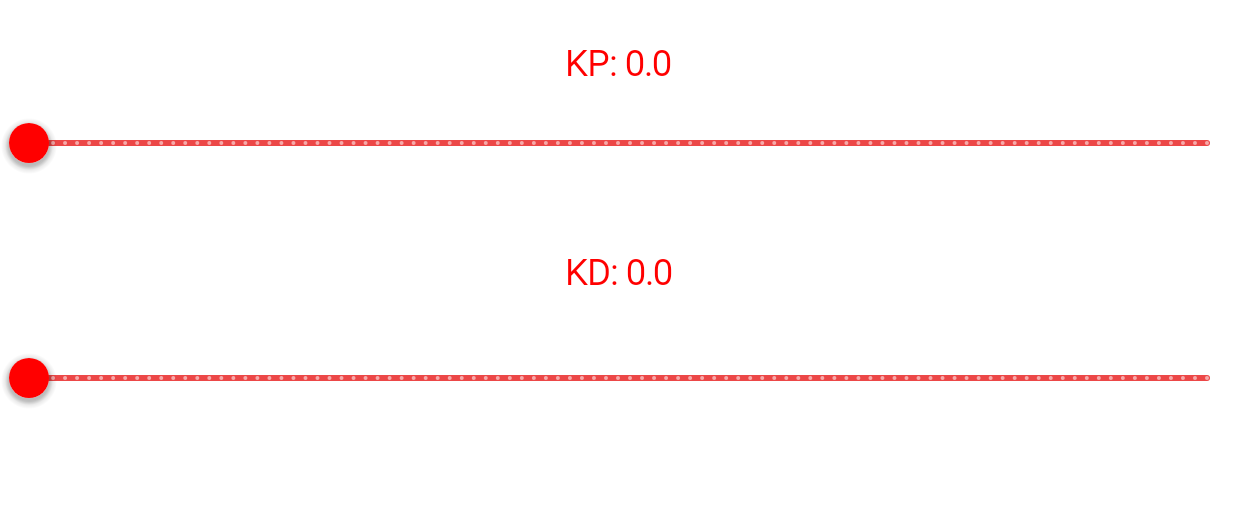
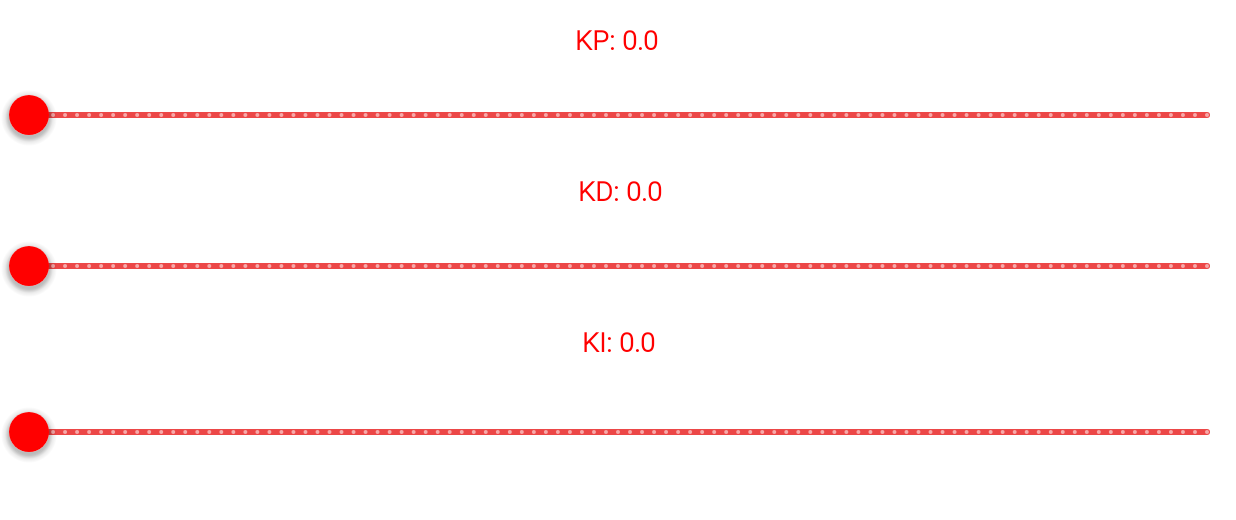
Before and after one commit to AtiqurRahmanAni/PID-Tuner, an Android app: the screen it shows after launch (MainActivity), on a phone screen of 824 x 412 dp (held sideways), the part 68-588 px from its top. Run offline under Robolectric (Android 15) with nearby library versions, the phone set to English and light mode, and no system bars; our stand-ins replace sdp/ssp sizes; libraries missing offline, so code that uses them is left out: androidx.constraintlayout.solver.

Commit message:
KI slider added

```diff
--- a/app/src/main/java/com/atiqur/pidtuner/MainActivity.java
+++ b/app/src/main/java/com/atiqur/pidtuner/MainActivity.java
@@ -25,9 +25,11 @@ import com.atiqur.pidtuner.utils.ToolbarHelper;
 
 public class MainActivity extends AppCompatActivity {
 
+
     ActivityMainBinding binding;
     private boolean allowKP = false;
     private boolean allowKD = false;
+    private boolean allowKI = false;
     private boolean menuCreated = false;
     private BluetoothAdapter mBluetoothAdapter = null;
     public Bluetooth mBluetooth = null;
@@ -50,6 +52,9 @@ public class MainActivity extends AppCompatActivity {
 
     public void onResume() {
         super.onResume();
+        binding.kpTextView.setText(String.format("KP: %.4s", binding.sliderKP.getValue()));
+        binding.kdTextView.setText(String.format("KD: %.4s", binding.sliderKD.getValue()));
+        binding.kiTextView.setText(String.format("KI: %.4s",binding.sliderKi.getValue()));
         checkBluetooth();
         if (mBluetooth == null) {
             mBluetooth = new Bluetooth(mHandler);
@@ -87,6 +92,10 @@ public class MainActivity extends AppCompatActivity {
                     float KDValue = binding.sliderKD.getValue();
                     mBluetooth.write(HelperUtils.toBytesFloat('D', KDValue, 4));
                 }
+                if (allowKI) {
+                    float KIValue = binding.sliderKi.getValue();
+                    mBluetooth.write(HelperUtils.toBytesFloat('I', KIValue, 4));
+                }
                 synchronized (this) {
                     try {
                         wait(25);
@@ -100,8 +109,9 @@ public class MainActivity extends AppCompatActivity {
 
     @SuppressLint("ClickableViewAccessibility")
     private void sliderListener() {
-        binding.kpTextView.setText(String.format("KP: %.6s", binding.sliderKP.getValue()));
-        binding.kdTextView.setText(String.format("KD: %.6s", binding.sliderKD.getValue()));
+//        binding.kpTextView.setText(String.format("KP: %.4s", binding.sliderKP.getValue()));
+//        binding.kdTextView.setText(String.format("KD: %.4s", binding.sliderKD.getValue()));
+//        binding.kiTextView.setText(String.format("KI: %.4s",binding.sliderKi.getValue()));
         binding.sliderKP.setOnTouchListener((v, event) -> {
             if (event.getAction() == MotionEvent.ACTION_DOWN || event.getAction() == MotionEvent.ACTION_MOVE) {
                 //HelperUtils.toBytesFloat('P',binding.sliderKP.getValue(),6);
@@ -111,7 +121,7 @@ public class MainActivity extends AppCompatActivity {
             } else if (event.getAction() == MotionEvent.ACTION_UP) {
                 allowKP = false;
             }
-            binding.kpTextView.setText(String.format("KP: %.6s", binding.sliderKP.getValue()));
+            binding.kpTextView.setText(String.format("KP: %.4s", binding.sliderKP.getValue()));
 //            Log.d("allow", binding.sliderKP.getValue() + "KP");
 //            Log.d("allow", binding.sliderKD.getValue() + "KD");
             if (event.getAction() == MotionEvent.ACTION_DOWN && mBluetooth.getState() != 2) {
@@ -131,7 +141,22 @@ public class MainActivity extends AppCompatActivity {
             if (event.getAction() == MotionEvent.ACTION_DOWN && mBluetooth.getState() != 2) {
                 Toast.makeText(MainActivity.this, "You are not connected to a device", Toast.LENGTH_SHORT).show();
             }
-            binding.kdTextView.setText(String.format("KD: %.6s",binding.sliderKD.getValue()));
+            binding.kdTextView.setText(String.format("KD: %.4s",binding.sliderKD.getValue()));
+            return false;
+        });
+
+        binding.sliderKi.setOnTouchListener((v, event) -> {
+            if (event.getAction() == MotionEvent.ACTION_DOWN || event.getAction() == MotionEvent.ACTION_MOVE) {
+                if (!allowKI && mBluetooth.getState() == 2) {
+                    allowKI = true;
+                }
+            } else if (event.getAction() == MotionEvent.ACTION_UP) {
+                allowKI = false;
+            }
+            if (event.getAction() == MotionEvent.ACTION_DOWN && mBluetooth.getState() != 2) {
+                Toast.makeText(MainActivity.this, "You are not connected to a device", Toast.LENGTH_SHORT).show();
+            }
+            binding.kiTextView.setText(String.format("KI: %.4s",binding.sliderKi.getValue()));
             return false;
         });
     }
--- a/app/src/main/res/layout/activity_main.xml
+++ b/app/src/main/res/layout/activity_main.xml
@@ -4,8 +4,8 @@
     xmlns:tools="http://schemas.android.com/tools"
     android:layout_width="match_parent"
     android:layout_height="match_parent"
+    android:background="@color/white"
     android:orientation="vertical"
-    android:background="@color/white"
     tools:context=".MainActivity">
 
     <androidx.appcompat.widget.Toolbar
@@ -24,13 +24,14 @@
         android:id="@+id/kpTextView"
         android:layout_width="wrap_content"
         android:layout_height="wrap_content"
-        android:layout_marginTop="26dp"
+        android:layout_marginTop="14dp"
         android:fontFamily="@font/roboto_light"
         android:text="KP: "
         android:textColor="@color/red"
-        android:textSize="@dimen/_18sdp"
+        android:textSize="@dimen/_14sdp"
         android:textStyle="bold"
         app:layout_constraintEnd_toEndOf="parent"
+        app:layout_constraintHorizontal_bias="0.499"
         app:layout_constraintStart_toStartOf="parent"
         app:layout_constraintTop_toBottomOf="@+id/toolbar" />
 
@@ -39,9 +40,9 @@
         android:layout_width="wrap_content"
         android:layout_height="wrap_content"
         android:layout_marginTop="14dp"
+        android:stepSize="0.1"
         android:valueFrom="0.0"
         android:valueTo="50.0"
-        android:stepSize="0.1"
         app:labelBehavior="gone"
         app:layout_constraintEnd_toEndOf="parent"
         app:layout_constraintStart_toStartOf="parent"
@@ -56,13 +57,14 @@
         android:id="@+id/kdTextView"
         android:layout_width="wrap_content"
         android:layout_height="wrap_content"
-        android:layout_marginTop="46dp"
+        android:layout_marginTop="14dp"
         android:fontFamily="@font/roboto_light"
         android:text="KD:"
         android:textColor="@color/red"
-        android:textSize="@dimen/_18sdp"
+        android:textSize="@dimen/_14sdp"
         android:textStyle="bold"
         app:layout_constraintEnd_toEndOf="parent"
+        app:layout_constraintHorizontal_bias="0.502"
         app:layout_constraintStart_toStartOf="parent"
         app:layout_constraintTop_toBottomOf="@+id/sliderKP" />
 
@@ -70,17 +72,49 @@
         android:id="@+id/sliderKD"
         android:layout_width="wrap_content"
         android:layout_height="wrap_content"
-        android:layout_marginTop="16dp"
+        android:layout_marginTop="14dp"
+        android:stepSize="0.1"
         android:valueFrom="0.0"
         android:valueTo="50.0"
+        app:labelBehavior="gone"
+        app:layout_constraintEnd_toEndOf="parent"
+        app:layout_constraintStart_toStartOf="parent"
+        app:layout_constraintTop_toBottomOf="@+id/kdTextView"
+        app:thumbColor="@color/red"
+        app:thumbElevation="@dimen/_5sdp"
+        app:thumbRadius="@dimen/_10sdp"
+        app:trackColor="@color/trans_red" />
+
+    <TextView
+        android:id="@+id/kiTextView"
+        android:layout_width="wrap_content"
+        android:layout_height="wrap_content"
+        android:layout_marginStart="358dp"
+        android:layout_marginTop="14dp"
+        android:layout_marginEnd="357dp"
+        android:fontFamily="@font/roboto_light"
+        android:text="KI:"
+        android:textColor="@color/red"
+        android:textSize="@dimen/_14sdp"
+        android:textStyle="bold"
+        app:layout_constraintEnd_toEndOf="parent"
+        app:layout_constraintStart_toStartOf="parent"
+        app:layout_constraintTop_toBottomOf="@+id/sliderKD" />
+
+    <com.google.android.material.slider.Slider
+        android:id="@+id/sliderKi"
+        android:layout_width="wrap_content"
+        android:layout_height="wrap_content"
+        android:layout_marginTop="14dp"
+        android:layout_marginBottom="45dp"
         android:stepSize="0.1"
+        android:valueFrom="0.0"
+        android:valueTo="50.0"
         app:labelBehavior="gone"
         app:layout_constraintBottom_toBottomOf="parent"
         app:layout_constraintEnd_toEndOf="parent"
-        app:layout_constraintHorizontal_bias="0.0"
         app:layout_constraintStart_toStartOf="parent"
-        app:layout_constraintTop_toBottomOf="@+id/kdTextView"
-        app:layout_constraintVertical_bias="0.142"
+        app:layout_constraintTop_toBottomOf="@+id/kiTextView"
         app:thumbColor="@color/red"
         app:thumbElevation="@dimen/_5sdp"
         app:thumbRadius="@dimen/_10sdp"
```
Also changed, not shown: app/src/main/res/font/roboto_light_xml.xml (line endings or trailing spaces), 1 other file.
